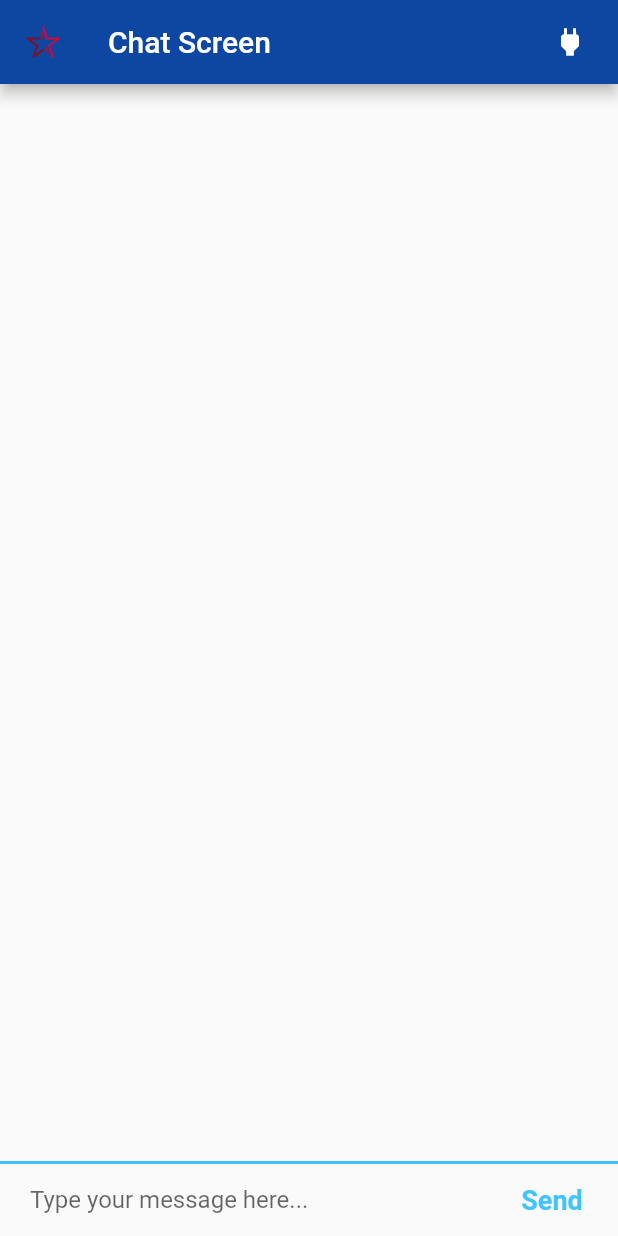
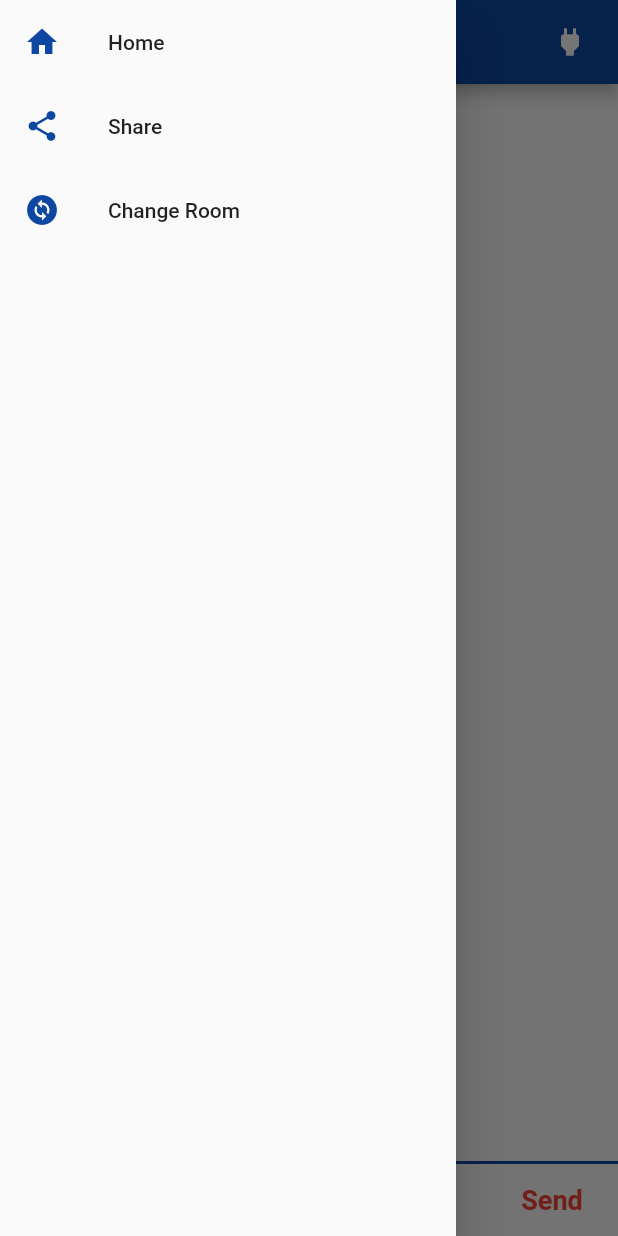
Before and after one commit to barisozcelikay/secured_chat_app, a Flutter app: the ChatScreen screen opened directly with empty values, with the side drawer open (before the commit the screen has no drawer), on a phone screen of 412 x 824 dp. Run offline on Flutter 3.47's test engine with Material 2 defaults, Android fonts, the phone set to English and light mode, and no system bars; our stand-ins replace animated_text_kit, cloud_firestore, firebase_auth, firebase_core; missing offline and left inert: email_auth; accounts and stored records are empty.

Commit message:
Adding shareScreen and more

```diff
--- a/lib/Screens/chatScreen.dart
+++ b/lib/Screens/chatScreen.dart
@@ -1,12 +1,15 @@
 import 'package:firebase_auth/firebase_auth.dart';
 import 'package:flutter/material.dart';
+import 'package:secured_chat_app/Screens/joinchatScreen.dart';
+import 'package:secured_chat_app/Screens/shareroomScreen.dart';
 import 'package:secured_chat_app/constants.dart';
 import 'package:cloud_firestore/cloud_firestore.dart';
+
+import 'homeScreen.dart';
 
 final _firestore = FirebaseFirestore.instance;
 late User loggedInUser;
 
-// ADINI GÖNDEREMİYORUMMMMMMMMMMMMMM 04.09.2021
 class ChatScreen extends StatefulWidget {
   static const String id = "chat_screen";
   const ChatScreen({Key? key, this.chatName}) : super(key: key);
@@ -26,7 +29,6 @@ class _ChatScreenState extends State<ChatScreen> {
   late String messageText;
   @override
   void initState() {
-    // TODO: implement initState
     getCurrentUser();
     super.initState();
   }
@@ -105,7 +107,7 @@ class _ChatScreenState extends State<ChatScreen> {
             ],
           ),
         ),
-        /*
+
         drawer: Drawer(
           child: ListView(
             children: [
@@ -126,10 +128,23 @@ class _ChatScreenState extends State<ChatScreen> {
                   color: k_mainColor,
                 ),
                 title: Text("Share"),
+                onTap: () => Navigator.of(context).push(MaterialPageRoute(
+                    builder: (context) => (ShareRoomScreen(
+                      roomName: chatName,
+                    )))),
               ),
+              ListTile(
+                leading: Icon(
+                  Icons.change_circle,
+                  color: k_mainColor
+                ),
+                title: Text("Change Room"),
+                onTap: () => Navigator.pushNamed(context, JoinChat.id),
+
+              )
             ],
           ),
-        ),*/
+        ),
       ),
     );
   }
--- a/lib/Screens/createchatScreen.dart
+++ b/lib/Screens/createchatScreen.dart
@@ -73,8 +73,8 @@ class _CreateChatState extends State<CreateChat> {
                     children: [
                       InputWidgets(
                         nameController: newChatController,
-                        labelString: "Enter Group Chat Name",
-                        hintString: "Enter Group Chat Name",
+                        labelString: "Create Group Chat Name",
+                        hintString: "Create new Group Chat Name",
                       ),
                       Flexible(
                         child: Container(
--- a/lib/Screens/homeScreen.dart
+++ b/lib/Screens/homeScreen.dart
@@ -1,4 +1,3 @@
-import 'package:animated_text_kit/animated_text_kit.dart';
 import 'package:flutter/material.dart';
 import 'package:secured_chat_app/Screens/loginScreen.dart';
 import 'package:secured_chat_app/Screens/registrationScreen.dart';
--- a/lib/Screens/joinchatScreen.dart
+++ b/lib/Screens/joinchatScreen.dart
@@ -1,9 +1,7 @@
-import 'package:animated_text_kit/animated_text_kit.dart';
 import 'package:cloud_firestore/cloud_firestore.dart';
 import 'package:flutter/material.dart';
 import 'package:secured_chat_app/Screens/chatScreen.dart';
 import 'package:secured_chat_app/Widgets/inputWidgets.dart';
-
 import '../constants.dart';
 
 final _firestore = FirebaseFirestore.instance;
@@ -81,7 +79,7 @@ class _JoinChatState extends State<JoinChat> {
                       InputWidgets(
                         nameController: chatNameController,
                         labelString: "Enter Group Chat Name",
-                        hintString: "Enter Group Chat Name",
+                        hintString: "Enter Group Chat That You Join",
                       ),
                       Flexible(
                           child: Container(
--- a/lib/Screens/registrationScreen.dart
+++ b/lib/Screens/registrationScreen.dart
@@ -86,6 +86,7 @@ class _RegistrationScreenState extends State<RegistrationScreen> {
           isLoading = false;
           isVerified = true;
           cautionText = false;
+
         });
         print("OTP verified");
       } else {
--- a/lib/constants.dart
+++ b/lib/constants.dart
@@ -3,9 +3,10 @@ import 'package:flutter/material.dart';
 const k_mainColor = Color(0xFF0D47A1);
 
 const kSendButtonTextStyle = TextStyle(
-  color: Colors.lightBlueAccent,
+  color: Colors.red,
   fontWeight: FontWeight.bold,
   fontSize: 18.0,
+
 );
 
 const kMessageTextFieldDecoration = InputDecoration(
@@ -16,7 +17,7 @@ const kMessageTextFieldDecoration = InputDecoration(
 
 const kMessageContainerDecoration = BoxDecoration(
   border: Border(
-    top: BorderSide(color: Colors.lightBlueAccent, width: 2.0),
+    top: BorderSide(color: k_mainColor, width: 2.0),
   ),
 );
 
@@ -28,7 +29,7 @@ const kinputdecoration = InputDecoration(
     borderRadius: BorderRadius.all(Radius.circular(32.0)),
   ),
   enabledBorder: OutlineInputBorder(
-    borderSide: BorderSide(color: Colors.lightBlueAccent, width: 1.0),
+    borderSide: BorderSide(color: k_mainColor, width: 1.0),
     borderRadius: BorderRadius.all(Radius.circular(32.0)),
   ),
   focusedBorder: OutlineInputBorder(
--- a/lib/main.dart
+++ b/lib/main.dart
@@ -6,6 +6,7 @@ import 'package:secured_chat_app/Screens/loginScreen.dart';
 import 'package:secured_chat_app/Screens/registrationScreen.dart';
 import 'package:secured_chat_app/Screens/chatScreen.dart';
 import 'package:secured_chat_app/Screens/homeScreen.dart';
+import 'package:secured_chat_app/Screens/shareroomScreen.dart';
 
 void main() async {
   WidgetsFlutterBinding.ensureInitialized(); // !!!!!!!!
```
Also changed, not shown: lib/Screens/shareroomScreen.dart (+69 -0 lines).
